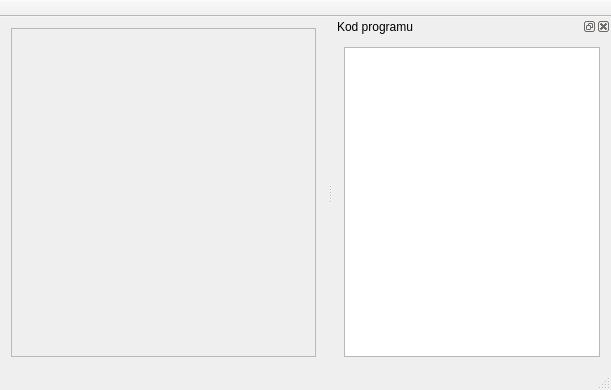
Old version of the form app.ui in the repository KLolcio/Cpus.
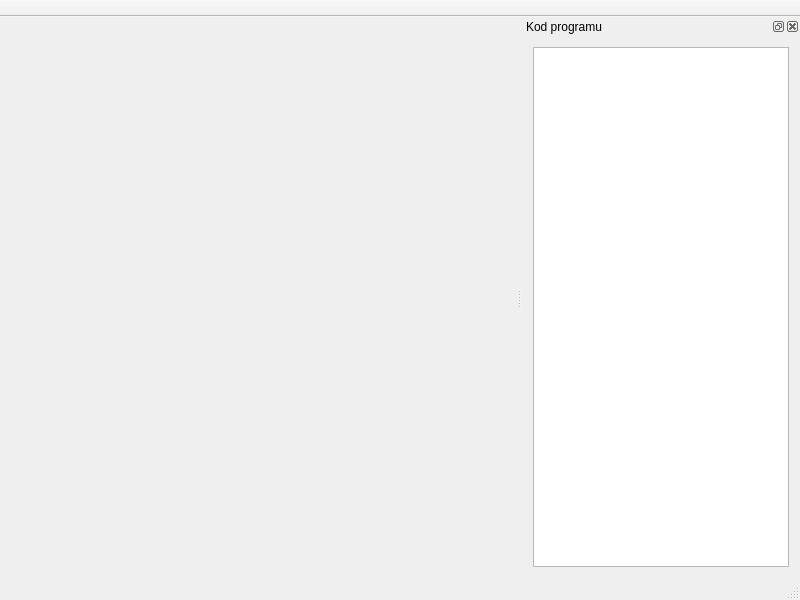
New version of the form. Icons and pictures are not drawn.

```diff
--- a/app.ui
+++ b/app.ui
@@ -6,24 +6,33 @@
    <rect>
     <x>0</x>
     <y>0</y>
-    <width>611</width>
-    <height>390</height>
+    <width>800</width>
+    <height>600</height>
    </rect>
   </property>
+  <property name="minimumSize">
+   <size>
+    <width>800</width>
+    <height>600</height>
+   </size>
+  </property>
   <property name="windowTitle">
-   <string>App</string>
+   <string>CPU simulator</string>
+  </property>
+  <property name="windowIcon">
+   <iconset resource="resources.qrc">
+    <normaloff>:/data/pic/icon.png</normaloff>:/data/pic/icon.png</iconset>
+  </property>
+  <property name="iconSize">
+   <size>
+    <width>32</width>
+    <height>31</height>
+   </size>
   </property>
   <widget class="QWidget" name="centralWidget">
    <layout class="QGridLayout" name="gridLayout">
     <item row="0" column="0">
-     <widget class="QFrame" name="frame">
-      <property name="frameShape">
-       <enum>QFrame::StyledPanel</enum>
-      </property>
-      <property name="frameShadow">
-       <enum>QFrame::Raised</enum>
-      </property>
-     </widget>
+     <layout class="QGridLayout" name="gridMain"/>
     </item>
    </layout>
   </widget>
@@ -42,8 +51,14 @@
    <property name="movable">
     <bool>false</bool>
    </property>
+   <property name="iconSize">
+    <size>
+     <width>32</width>
+     <height>32</height>
+    </size>
+   </property>
    <property name="toolButtonStyle">
-    <enum>Qt::ToolButtonTextUnderIcon</enum>
+    <enum>Qt::ToolButtonIconOnly</enum>
    </property>
    <property name="floatable">
     <bool>false</bool>
```
Left out of the diff: 9 changed lines with no effect on the pictures.
